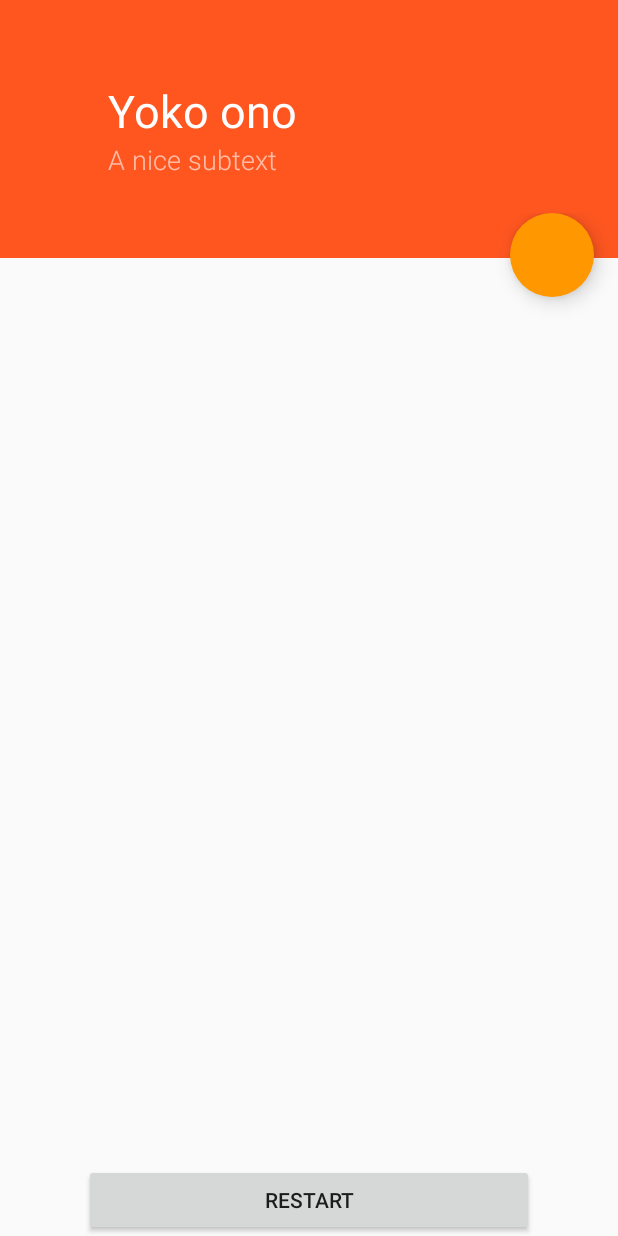
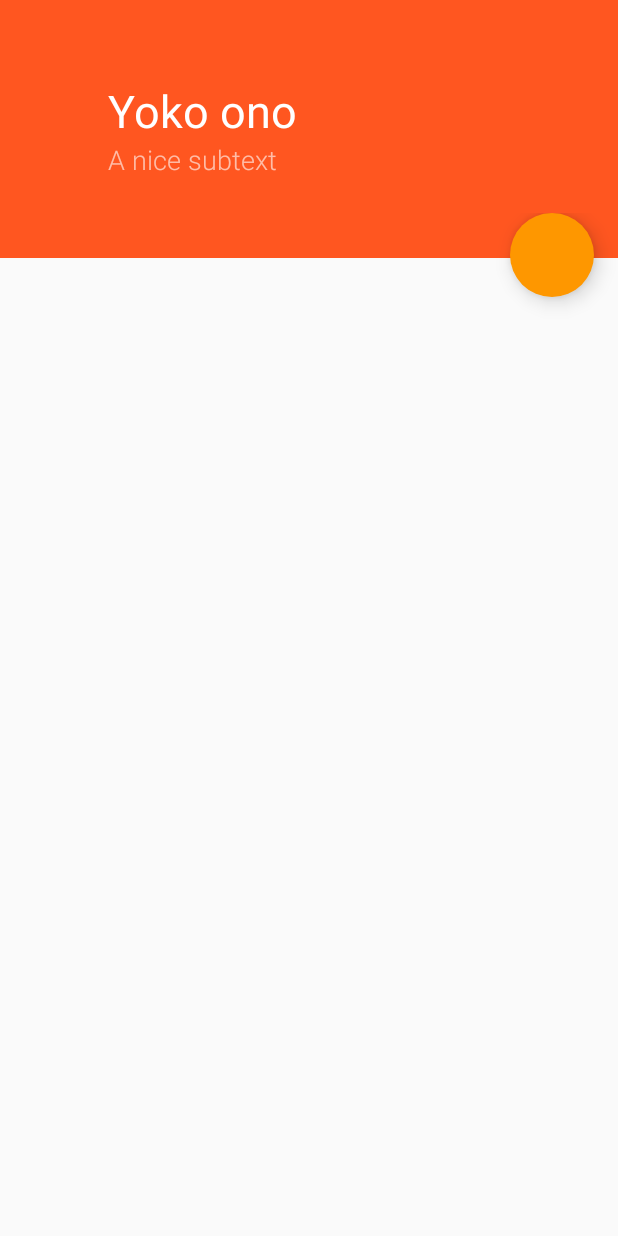
Before and after one commit to saulmm/Curved-Fab-Reveal-Example, an Android app: the screen it shows after launch (MainActivity), on a phone screen of 412 x 824 dp. Run offline under Robolectric (Android 15) with nearby library versions, the phone set to English and light mode, and no system bars.

Commit message:
Refactored activity_main.xml

```diff
--- a/app/src/main/res/layout/activity_main.xml
+++ b/app/src/main/res/layout/activity_main.xml
@@ -86,8 +86,6 @@
                 android:layout_height="wrap_content"
                 android:src="@drawable/ic_fast_forward_white_24dp"
                 />
-
-
         </LinearLayout>
 
         <ImageButton
@@ -103,15 +101,4 @@
             />
 
     </FrameLayout>
-
-    <Button
-        android:layout_width="300dp"
-        android:layout_height="48dp"
-        android:text="Restart"
-        android:layout_alignParentBottom="true"
-        android:layout_centerHorizontal="true"
-        android:onClick="restart"
-        />
-
-
 </RelativeLayout>
```
